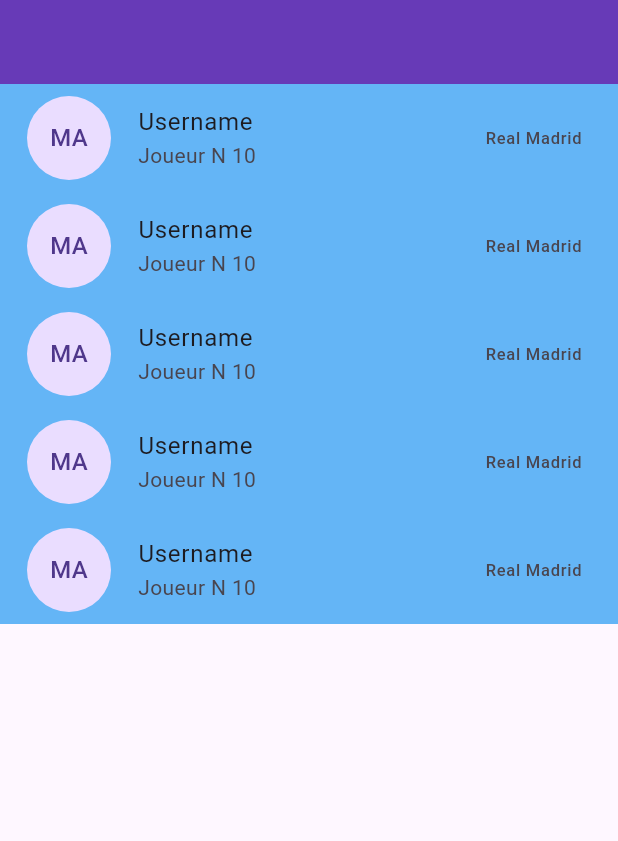
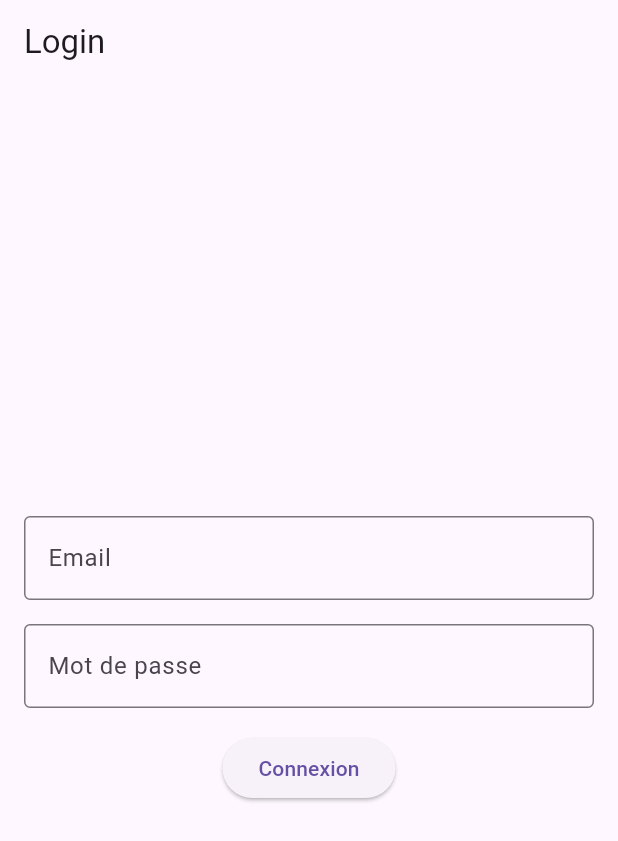
Before and after one commit to abdoma-git/Stania_Flutter_Mobile_App, a Flutter app: the screen it shows after launch, on a phone screen of 412 x 824 dp. Shown: the top 841 px of the screen. Run offline on Flutter 3.47's test engine with Material 3 defaults, Android fonts, the phone set to English and light mode, and no system bars.

Commit message:
version 9 octobre 2024

```diff
--- a/lib/home.dart
+++ b/lib/home.dart
@@ -1,7 +1,5 @@
-import 'dart:convert';
-
 import 'package:flutter/material.dart';
-import 'package:http/http.dart' as http;
+import 'login.dart';  // Import de la page de connexion
 
 class HomePage extends StatefulWidget {
   const HomePage({super.key});
@@ -11,27 +9,19 @@ class HomePage extends StatefulWidget {
 }
 
 class _HomeageState extends State<HomePage> {
+  int _selectedIndex = 0;  // To track the current selected index in the bottom nav bar
 
-  Future getData() async{
+  // Pages corresponding to each bottom nav bar item
+  static const List<Widget> _pages = <Widget>[
+    Center(child: Text('Home Page Content', style: TextStyle(fontSize: 24))),
+    Center(child: Text('Settings Page Content', style: TextStyle(fontSize: 24))),
+    Center(child: Text('Profile Page Content', style: TextStyle(fontSize: 24))),
+  ];
 
-    var url = "http://localhost/FlutterStania/getData.php";
-    var url2 = "http://192.168.1.80/FlutterStania/getData.php";
-    var res = await http.put(Uri.parse(url2));
-
-    if (res.statusCode == 200){
-      var red = json.decode(res.body);
-      print(red);
-    }
-
-
-  }
-
-  @override
-  void initState() {
-    // TODO: implement initState
-    super.initState();
-
-    getData();
+  void _onItemTapped(int index) {
+    setState(() {
+      _selectedIndex = index;  // Update the selected index
+    });
   }
 
   @override
@@ -39,23 +29,28 @@ class _HomeageState extends State<HomePage> {
     return Scaffold(
       appBar: AppBar(
         backgroundColor: Colors.deepPurple,
+        title: const Text("Home Page"),
       ),
-      body: ListView.builder(
-        itemCount: 5,
-        itemBuilder: (cts, i){
-          return Container(
-            color: Colors.blue[300],
-            child: const ListTile(
-              title: Text("Username"),
-              subtitle: Text("Joueur N 10"),
-              leading: CircleAvatar(
-                radius: 30,
-                child: Text("MA"),
-              ),
-              trailing: Text("Real Madrid"),
-            )
-          );
-        })
+      body: _pages[_selectedIndex],  // Show the selected page
+      bottomNavigationBar: BottomNavigationBar(
+        items: const <BottomNavigationBarItem>[
+          BottomNavigationBarItem(
+            icon: Icon(Icons.home),
+            label: 'Home',
+          ),
+          BottomNavigationBarItem(
+            icon: Icon(Icons.settings),
+            label: 'Settings',
+          ),
+          BottomNavigationBarItem(
+            icon: Icon(Icons.person),
+            label: 'Profile',
+          ),
+        ],
+        currentIndex: _selectedIndex,  // Current selected tab
+        selectedItemColor: Colors.deepPurple,  // Color for the selected item
+        onTap: _onItemTapped,  // Update the selected index when a tab is tapped
+      ),
     );
   }
 }
--- /dev/null
+++ b/lib/login.dart
@@ -0,0 +1,66 @@
+import 'package:flutter/material.dart';
+import 'home.dart'; // Import de la page d'accueil
+
+class LoginPage extends StatelessWidget {
+
+  final TextEditingController emailController = TextEditingController();
+  final TextEditingController passwordController = TextEditingController();
+
+  LoginPage({super.key});
+
+  @override
+  Widget build(BuildContext context) {
+    return Scaffold(
+      appBar: AppBar(
+        title: const Text('Login'),
+      ),
+      body: Padding(
+        padding: const EdgeInsets.all(16.0),
+        child: Column(
+          mainAxisAlignment: MainAxisAlignment.center,
+          children: [
+            // Champ de texte pour l'email
+            TextField(
+              controller: emailController,
+              decoration: const InputDecoration(
+                labelText: 'Email',
+                border: OutlineInputBorder(),
+              ),
+              keyboardType: TextInputType.emailAddress,
+            ),
+            const SizedBox(height: 16),
+            // Champ de texte pour le mot de passe
+            TextField(
+              controller: passwordController,
+              decoration: const InputDecoration(
+                labelText: 'Mot de passe',
+                border: OutlineInputBorder(),
+              ),
+              obscureText: true,
+            ),
+            const SizedBox(height: 16),
+            // Bouton de connexion
+            ElevatedButton(
+              onPressed: () {
+                // Simple validation des champs (ajouter une vraie logique de validation si nécessaire)
+                if (emailController.text.isNotEmpty && passwordController.text.isNotEmpty) {
+                  // Naviguer vers la page d'accueil
+                  Navigator.pushReplacement(
+                    context,
+                    MaterialPageRoute(builder: (context) => HomePage()),
+                  );
+                } else {
+                  // Affiche une erreur si les champs sont vides
+                  ScaffoldMessenger.of(context).showSnackBar(
+                    const SnackBar(content: Text('Veuillez remplir tous les champs')),
+                  );
+                }
+              },
+              child: const Text('Connexion'),
+            ),
+          ],
+        ),
+      ),
+    );
+  }
+}
--- a/lib/main.dart
+++ b/lib/main.dart
@@ -1,5 +1,6 @@
 import 'package:flutter/material.dart';
-import 'home.dart';
+// import 'home.dart';
+import 'login.dart';
 
 void main() {
   runApp(const MyApp());
@@ -11,9 +12,9 @@ class MyApp extends StatelessWidget {
   // This widget is the root of your application.
   @override
   Widget build(BuildContext context) {
-    return const MaterialApp(
-      home: HomePage(),
-
+    return MaterialApp(
+      home: LoginPage(),
+      debugShowCheckedModeBanner: false,  // Désactiver le logo "DEBUG"
     );
   }
 }
```
Also changed, not shown: assets/my_image.png (added).
